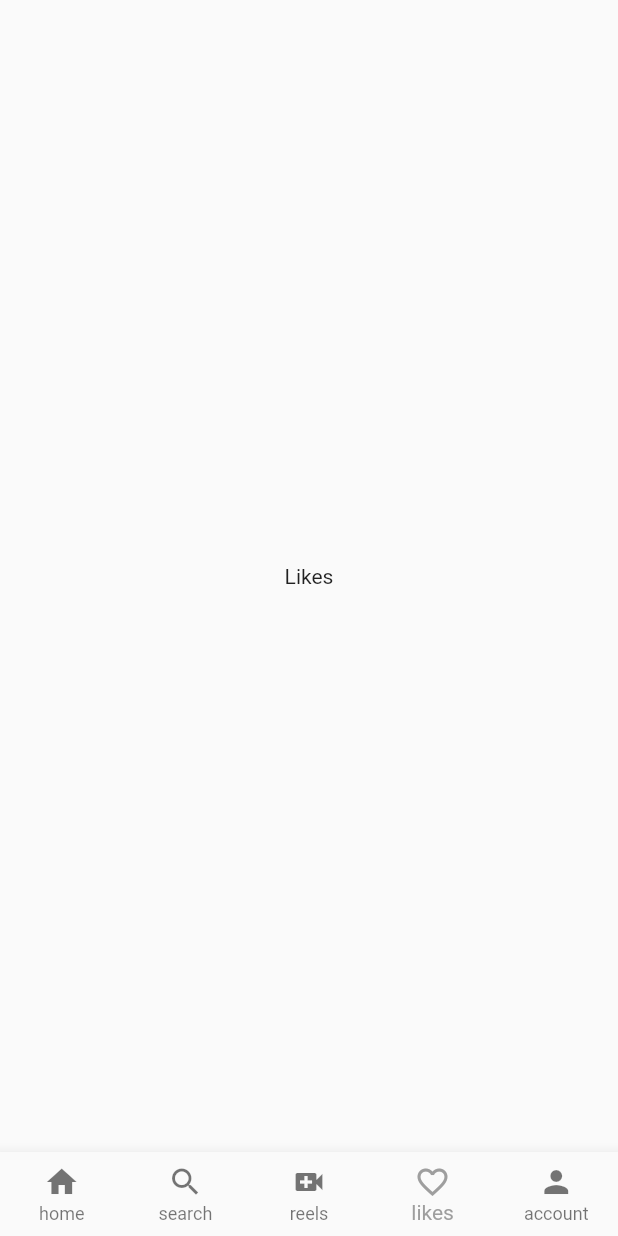
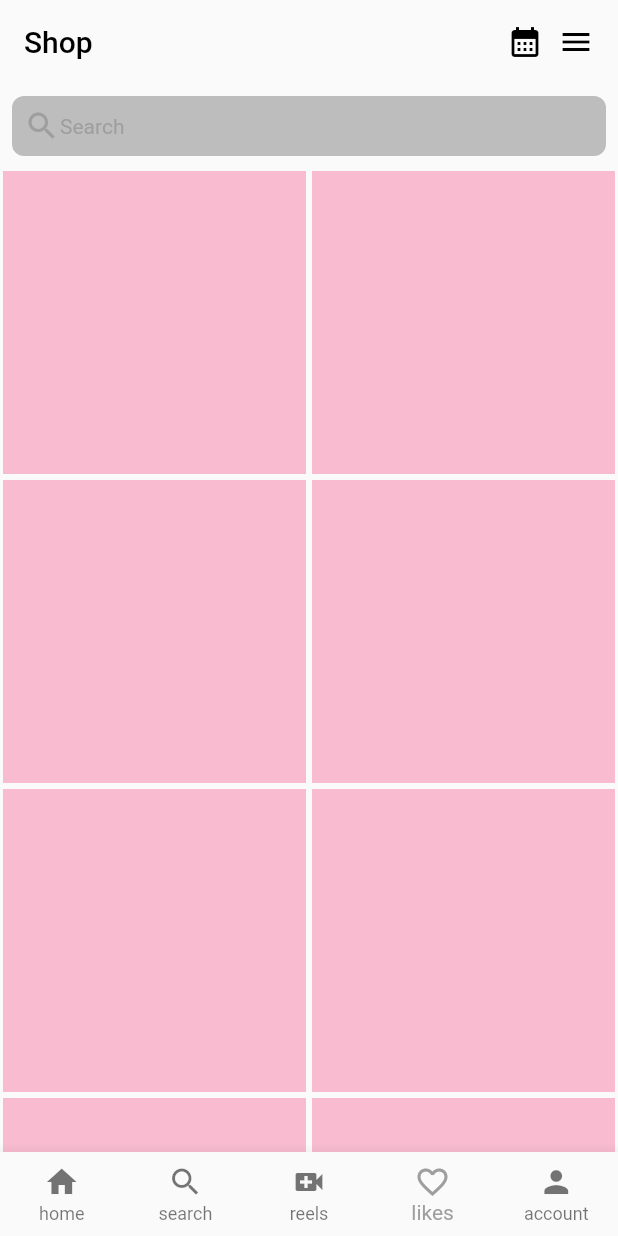
Before and after one commit to quickcodes/instagram, a Flutter app: the screen it shows after launch, item 4 of the bottom bar chosen, on a phone screen of 412 x 824 dp. Run offline on Flutter 3.47's test engine with Material 2 defaults, Android fonts, the phone set to English and light mode, and no system bars.

Commit message:
Shop created

```diff
--- a/lib/homePage.dart
+++ b/lib/homePage.dart
@@ -4,6 +4,7 @@ import 'package:instagram/pages/home.dart';
 import 'package:instagram/pages/like.dart';
 import 'package:instagram/pages/reel.dart';
 import 'package:instagram/pages/search.dart';
+import 'package:instagram/pages/shop.dart';
 
 class HomePage extends StatefulWidget {
   const HomePage({Key? key}) : super(key: key);
@@ -25,7 +26,8 @@ class _HomePageState extends State<HomePage> {
     UserHome(),
     UserSearch(),
     UserReel(),
-    UserLike(),
+    // UserLike(),
+    UserShop(),
     UserAccount(),
   ];
 
--- /dev/null
+++ b/lib/pages/shop.dart
@@ -0,0 +1,67 @@
+import 'package:flutter/material.dart';
+import 'package:instagram/utils/shopGrid.dart';
+
+class UserShop extends StatelessWidget {
+  const UserShop({Key? key}) : super(key: key);
+
+  @override
+  Widget build(BuildContext context) {
+    return Scaffold(
+      appBar: AppBar(
+        backgroundColor: Colors.transparent,
+        elevation: 0,
+        title:
+            Row(
+              mainAxisAlignment: MainAxisAlignment.spaceBetween,
+              children: [
+                Text("Shop"),
+                Row(
+                  children: [
+                    Icon(Icons.calendar_month),
+                    SizedBox(
+                      width: 10,
+                    ),
+                    Icon(Icons.menu),
+                  ],
+                )
+              ]
+            ),
+        ),
+      body: Column(
+        children: [
+          Padding(
+            padding: const EdgeInsets.all(8.0),
+            child: ClipRRect(
+              borderRadius: BorderRadius.circular(8),
+              child: Container(
+                padding: EdgeInsets.all(8),
+                color: Colors.grey[400],
+                child: Row(children: [
+                  Icon(
+                    Icons.search,
+                    color: Colors.grey[500],
+                  ),
+                  Container(
+                    child: Center(
+                      child: Text(
+                        "Search",
+                        style: TextStyle(color: Colors.grey[500]),
+                      ),
+                    ),
+                  )
+                ]),
+              ),
+
+            ),
+
+
+          ),
+          Expanded(child: ShopGrid())
+        ],
+
+
+      ),
+
+    );
+  }
+}
--- /dev/null
+++ b/lib/utils/shopGrid.dart
@@ -0,0 +1,21 @@
+import 'package:flutter/material.dart';
+
+class ShopGrid extends StatelessWidget {
+  const ShopGrid({Key? key}) : super(key: key);
+
+  @override
+  Widget build(BuildContext context) {
+    return GridView.builder(
+        itemCount: 30,
+        gridDelegate:
+            SliverGridDelegateWithFixedCrossAxisCount(crossAxisCount: 2),
+        itemBuilder: (context, index) {
+          return Padding(
+            padding: EdgeInsets.all(2.0),
+            child: Container(
+              color: Colors.pink[100],
+            ),
+          );
+        });
+  }
+}
```
